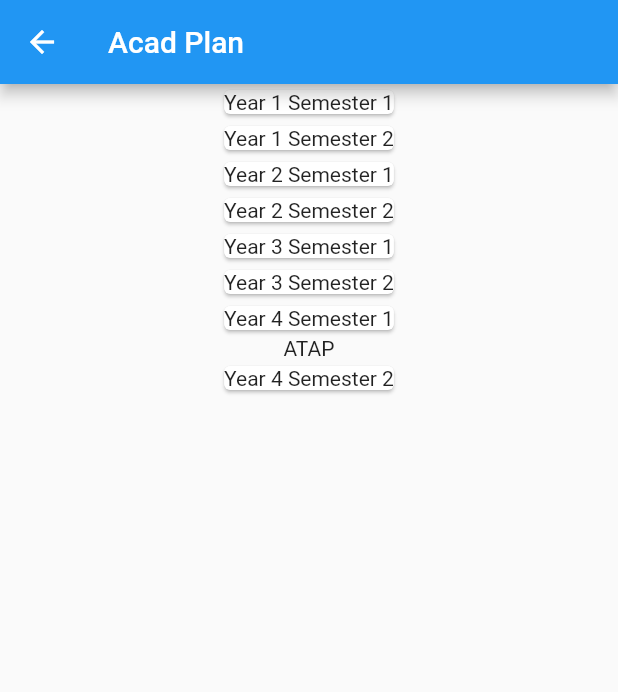
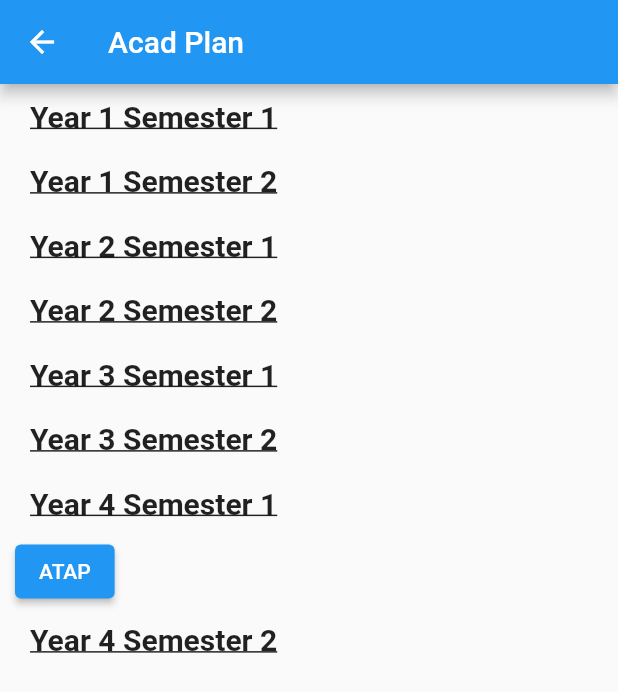
Before and after one commit to AcadPlanNUS/Project-Code, a Flutter app: the AcadPlan screen opened directly with empty values, on a phone screen of 412 x 824 dp. Shown: the top 692 px of the screen. Run offline on Flutter 3.47's test engine with Material 2 defaults, Android fonts, the phone set to English and light mode, and no system bars; our stand-ins replace dropdown_formfield; network calls fail.

Commit message:
format acadplan words and allow hyperlink

```diff
--- a/lib/widgets/Semester.dart
+++ b/lib/widgets/Semester.dart
@@ -1,4 +1,5 @@
 import 'package:flutter/material.dart';
+import 'package:url_launcher/url_launcher.dart';
 
 class Semester extends StatelessWidget {
   List<String> mods;
@@ -7,15 +8,51 @@ class Semester extends StatelessWidget {
 
   List<Widget> getWidgets() {
     List<Widget> list = new List();
-    list.add(new Card(child: Text(name)));
+    list.add(Container(
+      padding: new EdgeInsets.fromLTRB(10, 10, 10, 10),
+      child: Text(name,
+          style: TextStyle(
+              fontSize: 20,
+              decoration: TextDecoration.underline,
+              fontWeight: FontWeight.bold)),
+    ));
     for (int i = 0; i < mods.length; i++) {
-      list.add(new Text(mods[i]));
+      list.add(
+        new ElevatedButton(
+            child: Text(mods[i]),
+            onPressed: () async {
+              String url;
+              switch (mods[i]) {
+                case ("ULR"):
+                  url =
+                      "http://www.nus.edu.sg/registrar/academic-information-policies/undergraduate-students/general-education/five-pillars";
+                  break;
+                case ("UE"):
+                  url =
+                      "http://www.nus.edu.sg/nusbulletin/school-of-computing/undergraduate-education/degree-requirements/programme-structure/";
+                  break;
+                default:
+                  url =
+                      "https://nusmods.com/modules/" + mods[i].substring(0, 7);
+              }
+              if (await canLaunch(url) != null) {
+                await launch(url);
+              } else {
+                // can't launch url, there is some error
+                throw "Could not launch $url";
+              }
+            }),
+      );
     }
     return list;
   }
 
   @override
   Widget build(BuildContext context) {
-    return Column(children: getWidgets());
+    return Container(
+        padding: new EdgeInsets.fromLTRB(10, 0, 0, 0),
+        child: new Column(
+            crossAxisAlignment: CrossAxisAlignment.start,
+            children: getWidgets()));
   }
 }
--- a/pubspec.yaml
+++ b/pubspec.yaml
@@ -25,6 +25,7 @@ dependencies:
     sdk: flutter
   http: ^0.12.2
   dropdown_formfield: ^0.1.3
+  url_launcher: ^5.7.10
 
 
   # The following adds the Cupertino Icons font to your application.
```
Also changed, not shown: pubspec.lock, 6 other files.
